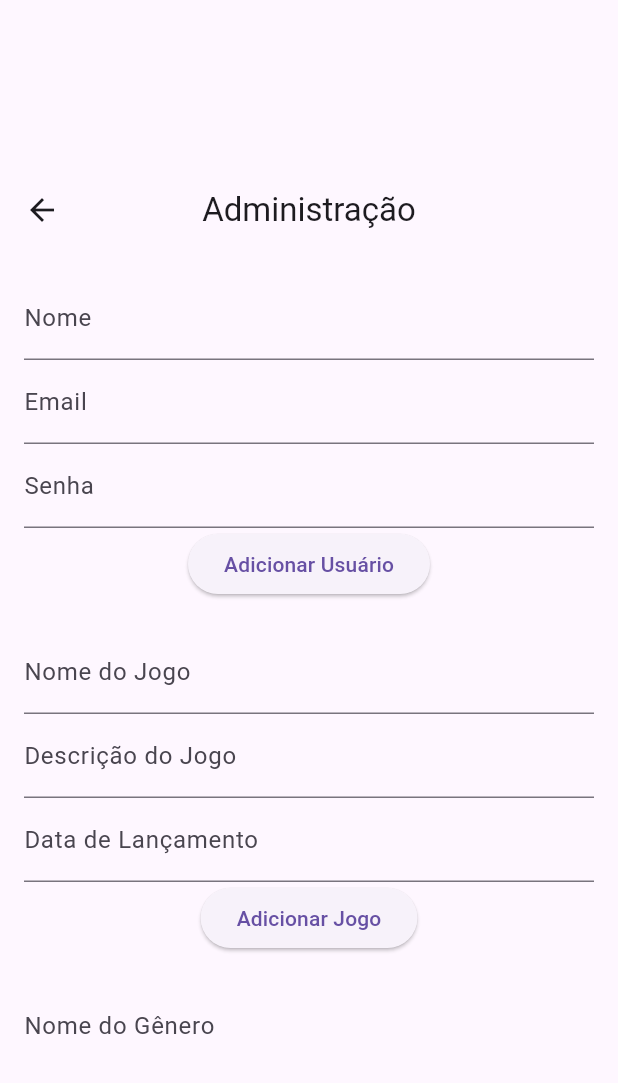
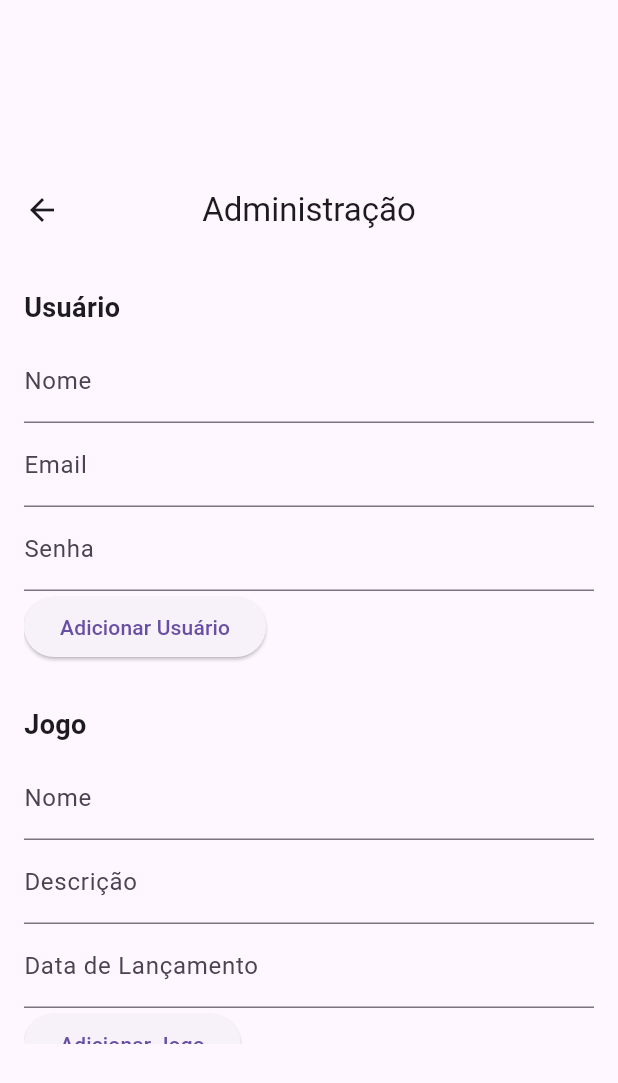
Before and after one commit to onlyzwei/games_tracker, a Flutter app: the AdmScreen screen opened by its route, on a phone screen of 412 x 824 dp. Shown: the top 1083 px of the screen. Run offline on Flutter 3.47's test engine with Material 3 defaults, Android fonts, the phone set to English and light mode, and no system bars; our stand-ins replace sqflite_common_ffi; accounts and stored records are empty.

```diff
--- a/lib/models/game.dart
+++ b/lib/models/game.dart
@@ -5,7 +5,13 @@ class Game {
   final String description;
   final String releaseDate;
 
-  Game({this.id, required this.userId, required this.name, required this.description, required this.releaseDate});
+  Game({
+    this.id,
+    required this.userId,
+    required this.name,
+    required this.description,
+    required this.releaseDate,
+  });
 
   Map<String, dynamic> toMap() {
     return {
@@ -16,4 +22,14 @@ class Game {
       'release_date': releaseDate,
     };
   }
+
+  static Game fromMap(Map<String, dynamic> gameMap) {
+    return Game(
+      id: gameMap['id'],
+      userId: gameMap['user_id'],
+      name: gameMap['name'],
+      description: gameMap['description'],
+      releaseDate: gameMap['release_date'],
+    );
+  }
 }
--- a/lib/screens/adm_screen.dart
+++ b/lib/screens/adm_screen.dart
@@ -147,42 +147,17 @@ class _AdmScreenState extends State<AdmScreen> {
         padding: EdgeInsets.all(16.0),
         child: SingleChildScrollView(
           child: Column(
+            crossAxisAlignment: CrossAxisAlignment.stretch,
             children: [
+              _buildSectionTitle('Usuário'),
               Form(
                 key: _userFormKey,
                 child: Column(
+                  crossAxisAlignment: CrossAxisAlignment.start,
                   children: [
-                    TextFormField(
-                      controller: _nameController,
-                      decoration: InputDecoration(labelText: 'Nome'),
-                      validator: (value) {
-                        if (value == null || value.isEmpty) {
-                          return 'Por favor, insira um nome';
-                        }
-                        return null;
-                      },
-                    ),
-                    TextFormField(
-                      controller: _emailController,
-                      decoration: InputDecoration(labelText: 'Email'),
-                      validator: (value) {
-                        if (value == null || value.isEmpty) {
-                          return 'Por favor, insira um email';
-                        }
-                        return null;
-                      },
-                    ),
-                    TextFormField(
-                      controller: _passwordController,
-                      decoration: InputDecoration(labelText: 'Senha'),
-                      obscureText: true,
-                      validator: (value) {
-                        if (value == null || value.isEmpty) {
-                          return 'Por favor, insira uma senha';
-                        }
-                        return null;
-                      },
-                    ),
+                    _buildTextFormField('Nome', _nameController),
+                    _buildTextFormField('Email', _emailController),
+                    _buildTextFormField('Senha', _passwordController, obscureText: true),
                     ElevatedButton(
                       onPressed: _registerUser,
                       child: Text('Adicionar Usuário'),
@@ -191,40 +166,15 @@ class _AdmScreenState extends State<AdmScreen> {
                 ),
               ),
               SizedBox(height: 20), // Espaçamento entre os formulários
+              _buildSectionTitle('Jogo'),
               Form(
                 key: _gameFormKey,
                 child: Column(
+                  crossAxisAlignment: CrossAxisAlignment.start,
                   children: [
-                    TextFormField(
-                      controller: _gameNameController,
-                      decoration: InputDecoration(labelText: 'Nome do Jogo'),
-                      validator: (value) {
-                        if (value == null || value.isEmpty) {
-                          return 'Por favor, insira o nome do jogo';
-                        }
-                        return null;
-                      },
-                    ),
-                    TextFormField(
-                      controller: _gameDescriptionController,
-                      decoration: InputDecoration(labelText: 'Descrição do Jogo'),
-                      validator: (value) {
-                        if (value == null || value.isEmpty) {
-                          return 'Por favor, insira a descrição do jogo';
-                        }
-                        return null;
-                      },
-                    ),
-                    TextFormField(
-                      controller: _gameReleaseDateController,
-                      decoration: InputDecoration(labelText: 'Data de Lançamento'),
-                      validator: (value) {
-                        if (value == null || value.isEmpty) {
-                          return 'Por favor, insira a data de lançamento';
-                        }
-                        return null;
-                      },
-                    ),
+                    _buildTextFormField('Nome', _gameNameController),
+                    _buildTextFormField('Descrição', _gameDescriptionController),
+                    _buildTextFormField('Data de Lançamento', _gameReleaseDateController),
                     ElevatedButton(
                       onPressed: _registerGame,
                       child: Text('Adicionar Jogo'),
@@ -233,20 +183,13 @@ class _AdmScreenState extends State<AdmScreen> {
                 ),
               ),
               SizedBox(height: 20), // Espaçamento entre os formulários
+              _buildSectionTitle('Gênero'),
               Form(
                 key: _genreFormKey,
                 child: Column(
+                  crossAxisAlignment: CrossAxisAlignment.start,
                   children: [
-                    TextFormField(
-                      controller: _genreNameController,
-                      decoration: InputDecoration(labelText: 'Nome do Gênero'),
-                      validator: (value) {
-                        if (value == null || value.isEmpty) {
-                          return 'Por favor, insira o nome do gênero';
-                        }
-                        return null;
-                      },
-                    ),
+                    _buildTextFormField('Nome', _genreNameController),
                     ElevatedButton(
                       onPressed: _registerGenre,
                       child: Text('Adicionar Gênero'),
@@ -255,18 +198,47 @@ class _AdmScreenState extends State<AdmScreen> {
                 ),
               ),
               SizedBox(height: 20), // Espaçamento entre o formulário e a lista de usuários
-              Text('Usuários'),
+              _buildSectionTitle('Usuários Cadastrados'),
               _buildUserList(),
               SizedBox(height: 20), // Espaçamento entre a lista de usuários e a lista de jogos
-              Text('Jogos'),
+              _buildSectionTitle('Jogos Cadastrados'),
               _buildGameList(),
               SizedBox(height: 20), // Espaçamento entre a lista de jogos e a lista de gêneros
-              Text('Gêneros'),
+              _buildSectionTitle('Gêneros Cadastrados'),
               _buildGenreList(),
             ],
           ),
         ),
       ),
+    );
+  }
+
+  Widget _buildSectionTitle(String title) {
+    return Padding(
+      padding: EdgeInsets.symmetric(vertical: 8.0),
+      child: Text(
+        title,
+        style: TextStyle(
+          fontSize: 18,
+          fontWeight: FontWeight.bold,
+        ),
+      ),
+    );
+  }
+
+  Widget _buildTextFormField(String labelText, TextEditingController controller, {bool obscureText = false}) {
+    return TextFormField(
+      controller: controller,
+      decoration: InputDecoration(
+        labelText: labelText,
+      ),
+      obscureText: obscureText,
+      validator: (value) {
+        if (value == null || value.isEmpty) {
+          return 'Por favor, insira $labelText';
+        }
+        return null;
+      },
     );
   }
 
```
Also changed, not shown: lib/controllers/game_controller.dart (+13 -0 lines), lib/main.dart (+27 -3 lines), lib/screens/add_game_screen.dart (added, +83 -0 lines), lib/screens/dashboard_screen.dart (deleted, +0 -28 lines), lib/screens/guest_dashboard_screen.dart (added, +30 -0 lines), lib/screens/login_screen.dart (+4 -3 lines), lib/screens/remove_game_screen.dart (added, +60 -0 lines), lib/screens/user_dashboard_screen.dart (added, +72 -0 lines).
